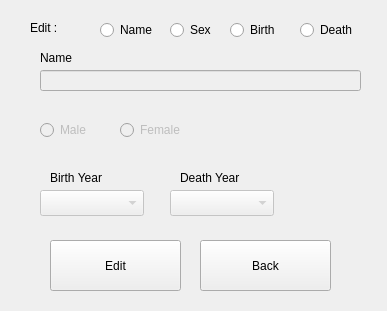
This is gui/edit/editsci.ui in HelgiThomas/Verklegt31 as Qt 5 draws it before an edit. The edited form follows.
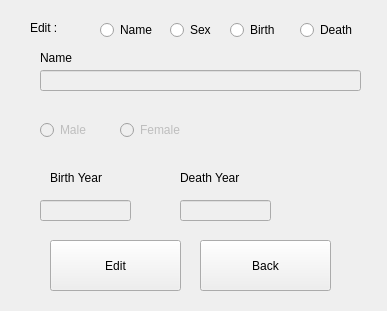
This is the edited form.

Commit message: remove works and edit works partially

Diff of the .ui file:
```diff
--- a/gui/edit/editsci.ui
+++ b/gui/edit/editsci.ui
@@ -151,32 +151,6 @@
     <string>Death Year</string>
    </property>
   </widget>
-  <widget class="QComboBox" name="comboBox">
-   <property name="enabled">
-    <bool>false</bool>
-   </property>
-   <property name="geometry">
-    <rect>
-     <x>40</x>
-     <y>190</y>
-     <width>104</width>
-     <height>26</height>
-    </rect>
-   </property>
-  </widget>
-  <widget class="QComboBox" name="comboBox_2">
-   <property name="enabled">
-    <bool>false</bool>
-   </property>
-   <property name="geometry">
-    <rect>
-     <x>170</x>
-     <y>190</y>
-     <width>104</width>
-     <height>26</height>
-    </rect>
-   </property>
-  </widget>
   <widget class="QRadioButton" name="radioButton_sex">
    <property name="enabled">
     <bool>true</bool>
@@ -265,6 +239,32 @@
     <string notr="true">buttonGroup_2</string>
    </attribute>
   </widget>
+  <widget class="QLineEdit" name="eName_2">
+   <property name="enabled">
+    <bool>false</bool>
+   </property>
+   <property name="geometry">
+    <rect>
+     <x>40</x>
+     <y>200</y>
+     <width>91</width>
+     <height>21</height>
+    </rect>
+   </property>
+  </widget>
+  <widget class="QLineEdit" name="eName_3">
+   <property name="enabled">
+    <bool>false</bool>
+   </property>
+   <property name="geometry">
+    <rect>
+     <x>180</x>
+     <y>200</y>
+     <width>91</width>
+     <height>21</height>
+    </rect>
+   </property>
+  </widget>
  </widget>
  <resources/>
  <connections/>
```
Left out of the diff: 4 changed lines with no effect on the pictures. The commit also changes 20 other files.
